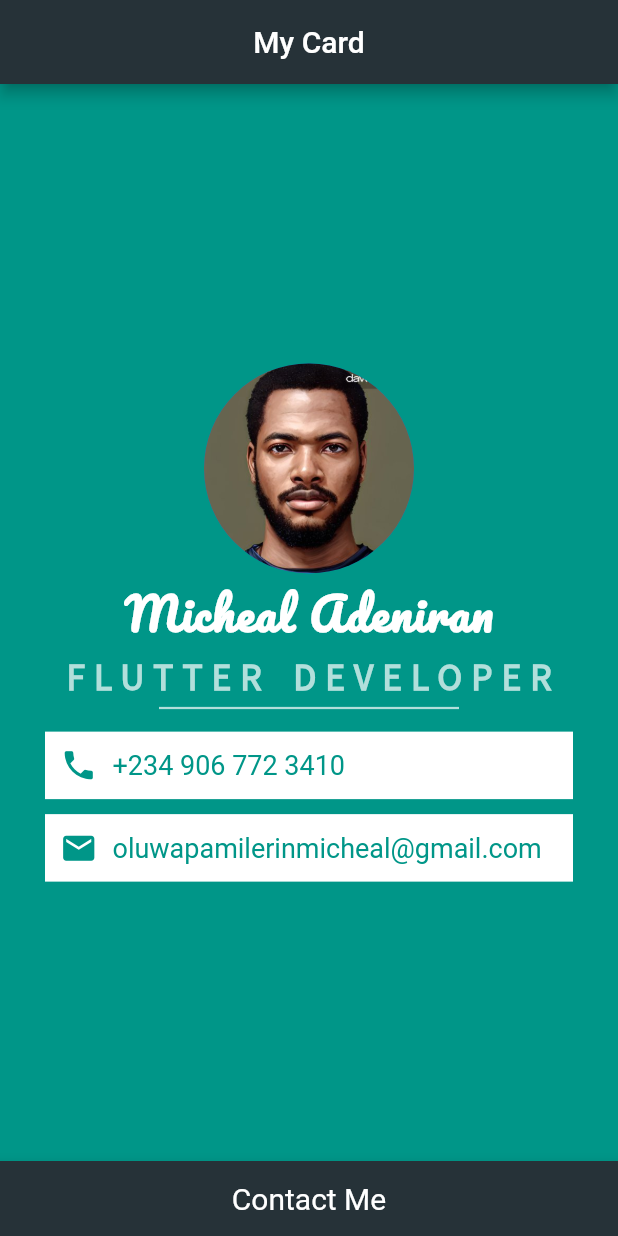
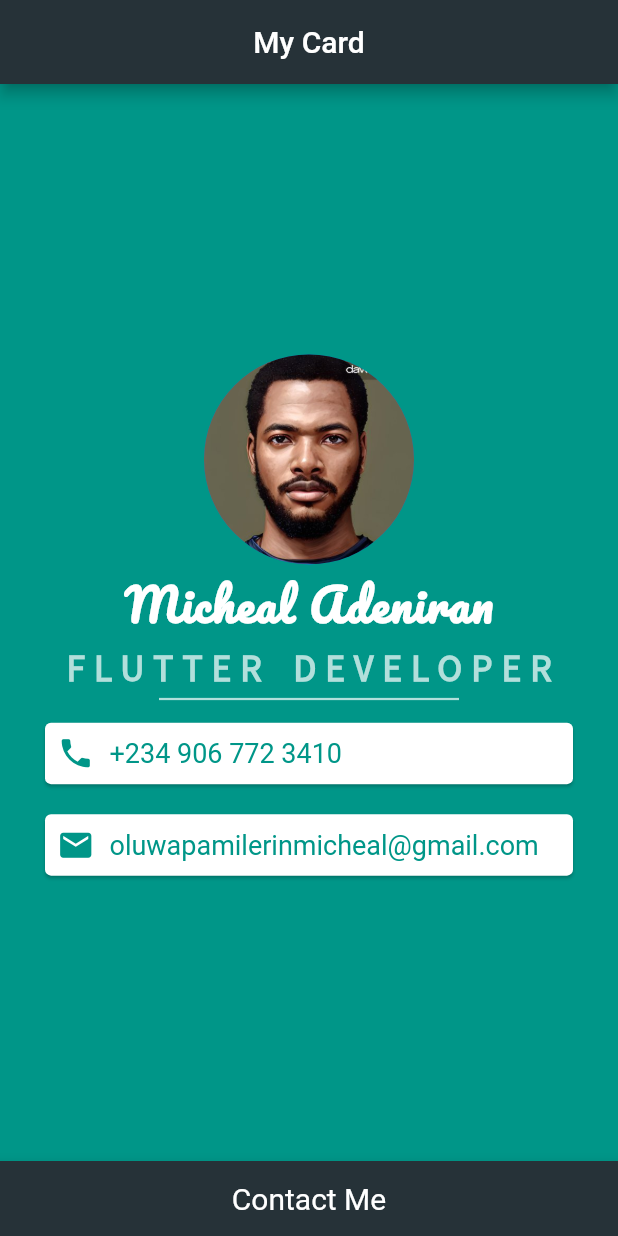
Before and after one commit to Mikky196/flutter_apps, a Flutter app: the screen it shows after launch, on a phone screen of 412 x 824 dp. Run offline on Flutter 3.47's test engine with Material 2 defaults, Android fonts, the phone set to English and light mode, and no system bars; project files that could hold a hidden picture were left out.

Commit message:
created contact card using Card widget

```diff
--- a/mi_card_flutter/lib/main.dart
+++ b/mi_card_flutter/lib/main.dart
@@ -1,4 +1,5 @@
 import 'package:flutter/material.dart';
+import 'package:flutter/widgets.dart';
 
 void main() {
   runApp(
@@ -16,9 +17,8 @@ class MyApp extends StatelessWidget {
         backgroundColor: Colors.teal,
         appBar: AppBar(
           backgroundColor: Colors.blueGrey[900],
-          title: Center(
-            child: Text('My Card'),
-          ),
+          title: Text('My Card'),
+          centerTitle: true,
         ),
         body: SafeArea(
           child: Center(
@@ -56,20 +56,19 @@ class MyApp extends StatelessWidget {
                   width: 200.0,
                   color: Colors.teal[100],
                 ),
-                Container(
-                  color: Colors.white,
-                  padding: EdgeInsets.all(10.0),
+                Card(
                   margin: EdgeInsets.symmetric(
                     vertical: 10.0,
                     horizontal: 30.0,
                   ),
+                  child: Padding(
+                    padding: const EdgeInsets.all(8.0),
                     child: Row(
-                    // mainAxisAlignment: MainAxisAlignment.center,
                       children: <Widget>[
                         Icon(
                           Icons.phone,
+                          color: Colors.teal,
                           size: 25.0,
-                        color: Colors.teal,
                         ),
                         SizedBox(
                           width: 10.0,
@@ -84,20 +83,20 @@ class MyApp extends StatelessWidget {
                       ],
                     ),
                   ),
-                Container(
-                  color: Colors.white,
-                  padding: EdgeInsets.all(10.0),
+                ),
+                Card(
                   margin: EdgeInsets.symmetric(
-                    vertical: 0.0,
+                    vertical: 10.0,
                     horizontal: 30.0,
                   ),
+                  child: Padding(
+                    padding: const EdgeInsets.all(8.0),
                     child: Row(
-                    // mainAxisAlignment: MainAxisAlignment.center,
                       children: <Widget>[
                         Icon(
                           Icons.email,
+                          color: Colors.teal,
                           size: 25.0,
-                        color: Colors.teal,
                         ),
                         SizedBox(
                           width: 10.0,
@@ -112,6 +111,7 @@ class MyApp extends StatelessWidget {
                       ],
                     ),
                   ),
+                )
                 // ListTile(
                 //   leading: Text('09067723410'),
                 // ),
@@ -143,3 +143,60 @@ class MyApp extends StatelessWidget {
     );
   }
 }
+
+// Container(
+// color: Colors.white,
+// padding: EdgeInsets.all(10.0),
+// margin: EdgeInsets.symmetric(
+// vertical: 10.0,
+// horizontal: 30.0,
+// ),
+// child: Row(
+// // mainAxisAlignment: MainAxisAlignment.center,
+// children: <Widget>[
+// Icon(
+// Icons.phone,
+// size: 25.0,
+// color: Colors.teal,
+// ),
+// SizedBox(
+// width: 10.0,
+// ),
+// Text(
+// '+234 906 772 3410',
+// style: TextStyle(
+// color: Colors.teal,
+// fontSize: 18.0,
+// ),
+// )
+// ],
+// ),
+// ),
+// Container(
+// color: Colors.white,
+// padding: EdgeInsets.all(10.0),
+// margin: EdgeInsets.symmetric(
+// vertical: 0.0,
+// horizontal: 30.0,
+// ),
+// child: Row(
+// // mainAxisAlignment: MainAxisAlignment.center,
+// children: <Widget>[
+// Icon(
+// Icons.email,
+// size: 25.0,
+// color: Colors.teal,
+// ),
+// SizedBox(
+// width: 10.0,
+// ),
+// Text(
+// 'oluwapamilerinmicheal@gmail.com',
+// style: TextStyle(
+// color: Colors.teal,
+// fontSize: 18.0,
+// ),
+// )
+// ],
+// ),
+// ),
```
Lines whose indentation alone changed are shown as unchanged.
